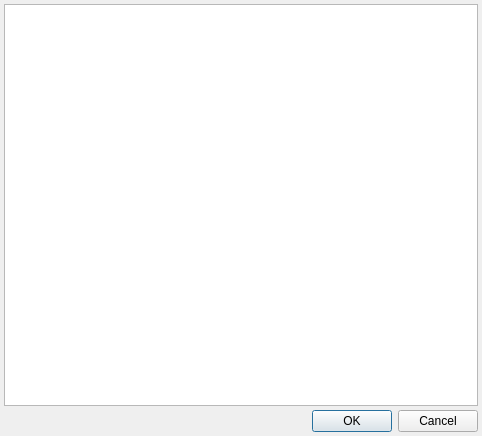
The window that anreader_sources/device_widgets/n3_names_dialog.ui (anpp/anreader) describes before a commit, drawn with Qt 5.
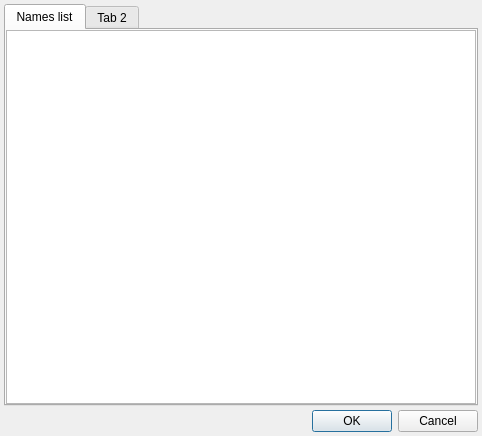
The same window after the commit. Icons and pictures are not drawn.

```diff
--- a/anreader_sources/device_widgets/n3_names_dialog.ui
+++ b/anreader_sources/device_widgets/n3_names_dialog.ui
@@ -37,6 +37,31 @@
     <number>4</number>
    </property>
    <item>
+    <widget class="QTabWidget" name="tabWidget">
+     <property name="currentIndex">
+      <number>0</number>
+     </property>
+     <widget class="QWidget" name="tabNames">
+      <attribute name="title">
+       <string>Names list</string>
+      </attribute>
+      <layout class="QVBoxLayout" name="verticalLayout_2">
+       <property name="spacing">
+        <number>4</number>
+       </property>
+       <property name="leftMargin">
+        <number>0</number>
+       </property>
+       <property name="topMargin">
+        <number>0</number>
+       </property>
+       <property name="rightMargin">
+        <number>0</number>
+       </property>
+       <property name="bottomMargin">
+        <number>0</number>
+       </property>
+       <item>
     <widget class="QTableView" name="tvNames">
      <property name="alternatingRowColors">
       <bool>true</bool>
@@ -59,6 +84,15 @@
      <attribute name="verticalHeaderStretchLastSection">
       <bool>false</bool>
      </attribute>
+        </widget>
+       </item>
+      </layout>
+     </widget>
+     <widget class="QWidget" name="tabAlarms">
+      <attribute name="title">
+       <string>Tab 2</string>
+      </attribute>
+     </widget>
     </widget>
    </item>
    <item>
```
Lines whose indentation alone changed are shown as unchanged.
